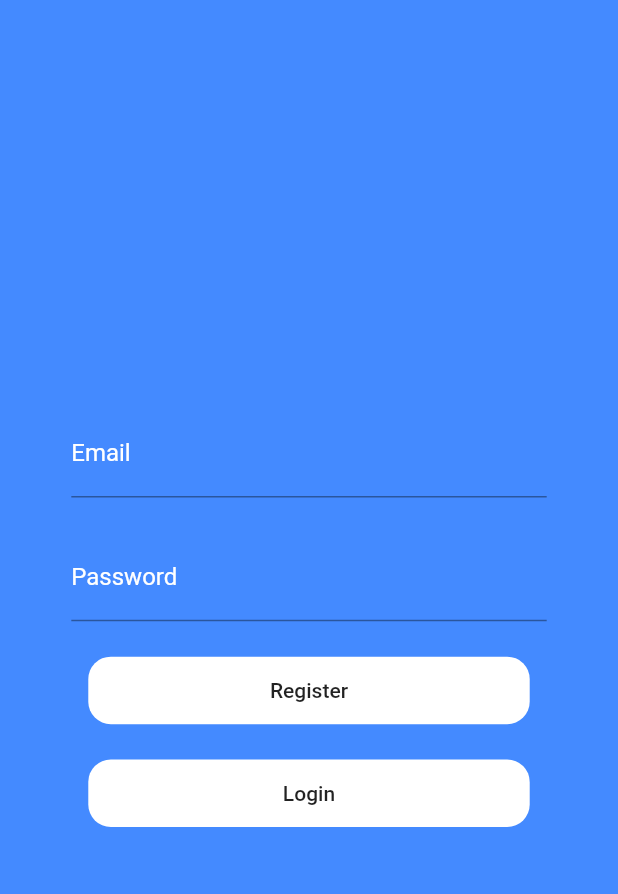
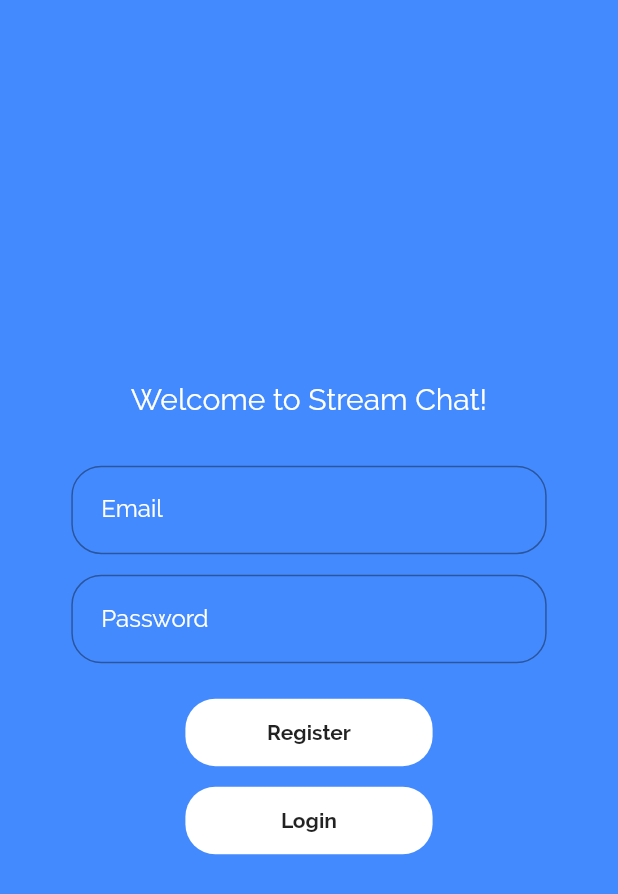
Before and after one commit to joshuadotillos/MobileStreamChat, a Flutter app: the screen it shows after launch, on a phone screen of 412 x 824 dp. Shown: the top 894 px of the screen. Run offline on Flutter 3.47's test engine with Material 2 defaults, Android fonts, the phone set to English and light mode, and no system bars; our stand-ins replace cloud_firestore, firebase_auth, firebase_core; missing offline and left inert: flappy_search_bar; accounts and stored records are empty.

Commit message:
Personal Chat and Authentication edit changes
changes for the UI

```diff
--- a/mobilestreamchat/lib/main.dart
+++ b/mobilestreamchat/lib/main.dart
@@ -15,8 +15,8 @@ class MyApp extends StatelessWidget {
       title: 'Mobile Stream Chat',
       debugShowCheckedModeBanner: false,
       theme: ThemeData(
-        primarySwatch: Colors.blue,
-        accentColor: Colors.purple[700],
+        primarySwatch: Colors.indigo,
+        accentColor: Colors.yellow[900],
         fontFamily: 'Raleway',
         textTheme: ThemeData.light().textTheme.copyWith(
               bodyText2: TextStyle(
--- a/mobilestreamchat/lib/ui/authentication.dart
+++ b/mobilestreamchat/lib/ui/authentication.dart
@@ -16,7 +16,9 @@ class _AuthenticationState extends State<Authentication> {
   @override
   Widget build(BuildContext context) {
     return Scaffold(
-      body: Container(
+      body: GestureDetector(
+        onTap: () => FocusScope.of(context).unfocus(),
+        child: Container(
           width: MediaQuery.of(context).size.width,
           height: MediaQuery.of(context).size.height,
           decoration: BoxDecoration(
@@ -25,24 +27,32 @@ class _AuthenticationState extends State<Authentication> {
           child: Column(
             mainAxisAlignment: MainAxisAlignment.center,
             children: [
+              Text(
+                "Welcome to Stream Chat!",
+                style: TextStyle(color: Colors.white, fontSize: 20.0),
+              ),
+              SizedBox(
+                height: MediaQuery.of(context).size.height / 25,
+              ),
               Container(
                 width: MediaQuery.of(context).size.width / 1.3,
                 child: TextFormField(
                   style: TextStyle(color: Colors.white),
                   controller: _emailField,
                   decoration: InputDecoration(
-                  hintText: "something@email.com",
-                  hintStyle: TextStyle(color: Colors.white),
+                    contentPadding: EdgeInsets.all(20.0),
+                    border: OutlineInputBorder(
+                      borderRadius: BorderRadius.circular(20.0),
+                    ),
                     labelText: "Email",
-                  labelStyle: TextStyle(color: Colors.white),
+                    labelStyle:
+                        TextStyle(color: Colors.white, fontFamily: "Raleway"),
                   ),
                 ),
               ),
-
               SizedBox(
-              height: MediaQuery.of(context).size.height / 35,
+                height: MediaQuery.of(context).size.height / 60,
               ),
-
               Container(
                 width: MediaQuery.of(context).size.width / 1.3,
                 child: TextFormField(
@@ -50,23 +60,24 @@ class _AuthenticationState extends State<Authentication> {
                   controller: _passwordField,
                   obscureText: true,
                   decoration: InputDecoration(
-                  hintText: "password",
-                  hintStyle: TextStyle(color: Colors.white),
+                    contentPadding: EdgeInsets.all(20.0),
+                    border: OutlineInputBorder(
+                      borderRadius: BorderRadius.circular(20.0),
+                    ),
                     labelText: "Password",
-                  labelStyle: TextStyle(color: Colors.white),
+                    labelStyle:
+                        TextStyle(color: Colors.white, fontFamily: "Raleway"),
                   ),
                 ),
               ),
-
               SizedBox(
                 height: MediaQuery.of(context).size.height / 35,
               ),
-
               Container(
-              width: MediaQuery.of(context).size.width / 1.4,
+                width: MediaQuery.of(context).size.width / 2.5,
                 height: 45,
                 decoration: BoxDecoration(
-                  borderRadius: BorderRadius.circular(15.0),
+                    borderRadius: BorderRadius.circular(20.0),
                     color: Colors.white),
                 child: MaterialButton(
                   onPressed: () async {
@@ -81,19 +92,23 @@ class _AuthenticationState extends State<Authentication> {
                       );
                     }
                   },
-                child: Text("Register"),
+                  child: Text(
+                    "Register",
+                    style: TextStyle(
+                      fontFamily: "Raleway",
+                      fontWeight: FontWeight.bold,
                     ),
                   ),
-
+                ),
+              ),
               SizedBox(
-              height: MediaQuery.of(context).size.height / 35,
+                height: MediaQuery.of(context).size.height / 60,
               ),
-
               Container(
-              width: MediaQuery.of(context).size.width / 1.4,
+                width: MediaQuery.of(context).size.width / 2.5,
                 height: 45,
                 decoration: BoxDecoration(
-                  borderRadius: BorderRadius.circular(15.0),
+                    borderRadius: BorderRadius.circular(20.0),
                     color: Colors.white),
                 child: MaterialButton(
                   onPressed: () async {
@@ -108,12 +123,19 @@ class _AuthenticationState extends State<Authentication> {
                       );
                     }
                   },
-                child: Text("Login"),
+                  child: Text(
+                    "Login",
+                    style: TextStyle(
+                      fontFamily: "Raleway",
+                      fontWeight: FontWeight.bold,
+                    ),
+                  ),
                 ),
               ),
             ],
           ),
         ),
+      ),
     );
   }
 }
```
Also changed, not shown: mobilestreamchat/lib/ui/chat/chatMessage.dart (+27 -9 lines), mobilestreamchat/lib/ui/chat/recent_chats.dart (+21 -6 lines). Lines whose indentation alone changed are shown as unchanged.
